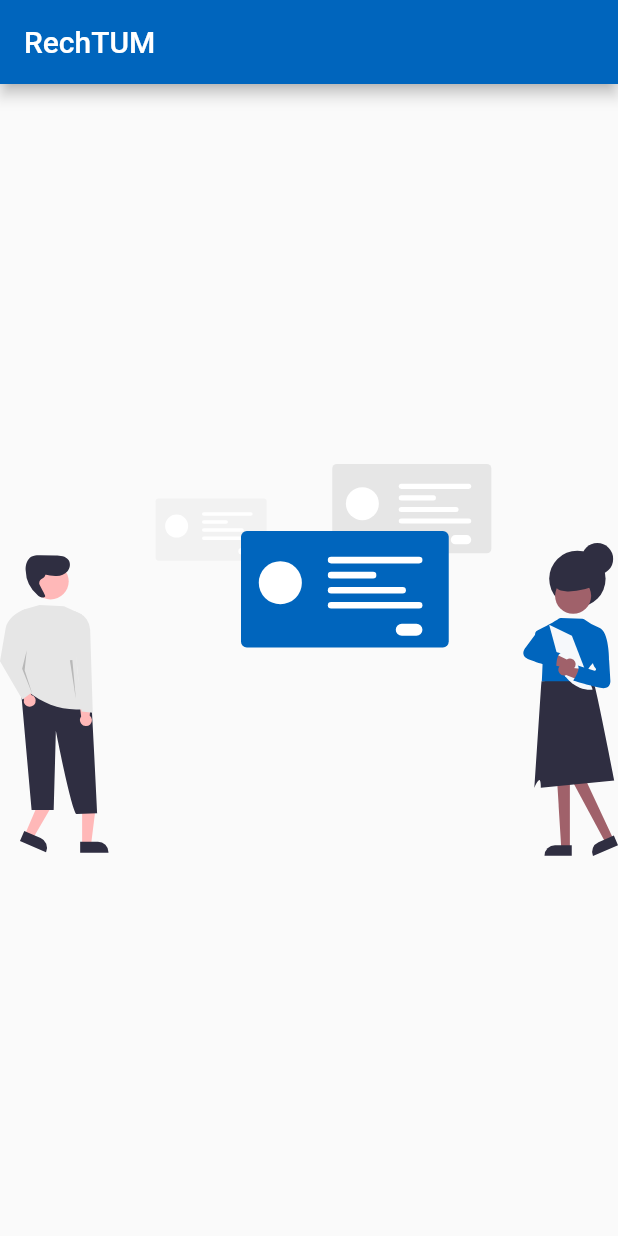
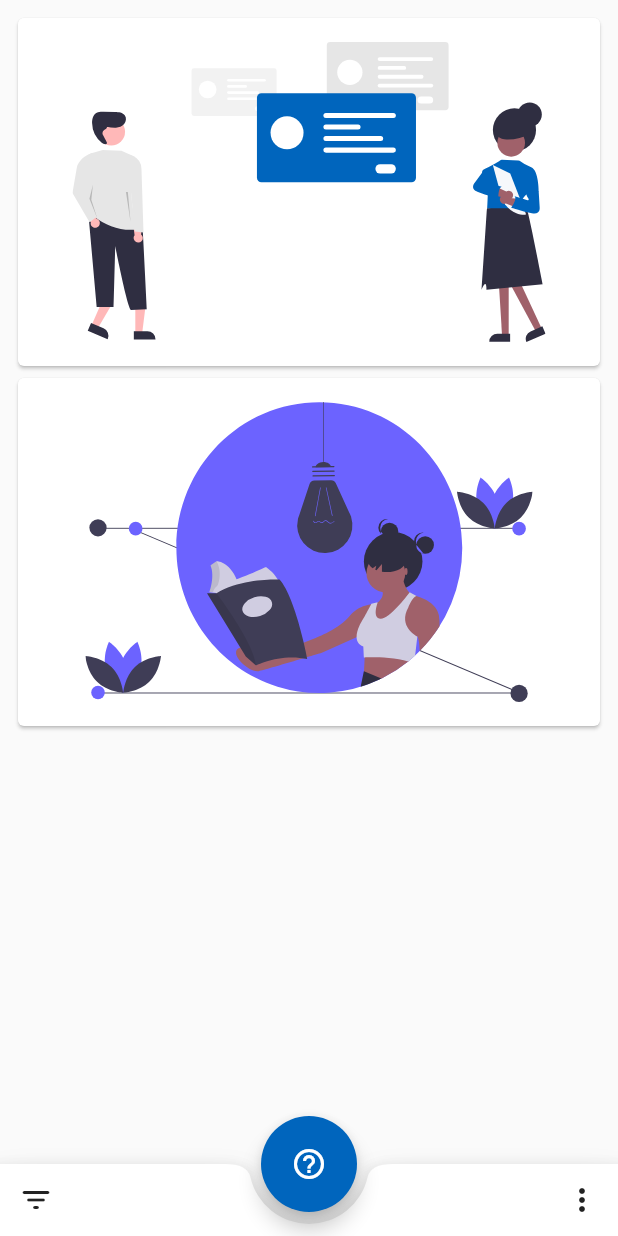
Before and after one commit to LeonStaufer/rechtum, a Flutter app: the screen it shows after launch, on a phone screen of 412 x 824 dp. Run offline on Flutter 3.47's test engine with Material 2 defaults, Android fonts, the light colour scheme and no system bars; our stand-ins replace flutter_svg.

Commit message:
add list view and bottom navigation

```diff
--- a/lib/main.dart
+++ b/lib/main.dart
@@ -23,13 +23,53 @@ class HomePage extends StatelessWidget {
   @override
   Widget build(BuildContext context) {
     return Scaffold(
-      appBar: AppBar(
-        title: Text("RechTUM"),
+      body: SafeArea(
+        child: Center(
+          child: ListView(
+            padding: EdgeInsets.all(8),
+            children: [
+              Card(
+                child: Padding(
+                  padding: const EdgeInsets.all(16),
+                  child: SvgPicture.asset(
+                    "images/undraw_Analysis_re_w2vd.svg",
+                    height: 200,
+                    semanticsLabel: "Studying data",
+                  ),
+                ),
+              ),
+              Card(
+                child: Padding(
+                  padding: const EdgeInsets.all(16),
+                  child: SvgPicture.asset(
+                    "images/undraw_book_reading_kx9s.svg",
+                    height: 200,
+                    semanticsLabel: "Reading a book",
+                  ),
+                ),
+              ),
+            ],
+          ),
+        ),
       ),
-      body: Center(
-        child: SvgPicture.asset(
-          "images/undraw_Analysis_re_w2vd.svg",
-          semanticsLabel: "Reading a book",
+      floatingActionButton: SizedBox(
+        height: 64,
+        width: 64,
+        child: FloatingActionButton(
+          child: Icon(Icons.help_outline),
+          onPressed: () {},
+        ),
+      ),
+      floatingActionButtonLocation: FloatingActionButtonLocation.centerDocked,
+      bottomNavigationBar: BottomAppBar(
+        shape: CircularNotchedRectangle(),
+        notchMargin: 8,
+        child: Row(
+          children: [
+            IconButton(icon: Icon(Icons.filter_list_rounded), onPressed: () {}),
+            Spacer(),
+            IconButton(icon: Icon(Icons.more_vert), onPressed: () {}),
+          ],
         ),
       ),
     );
```
